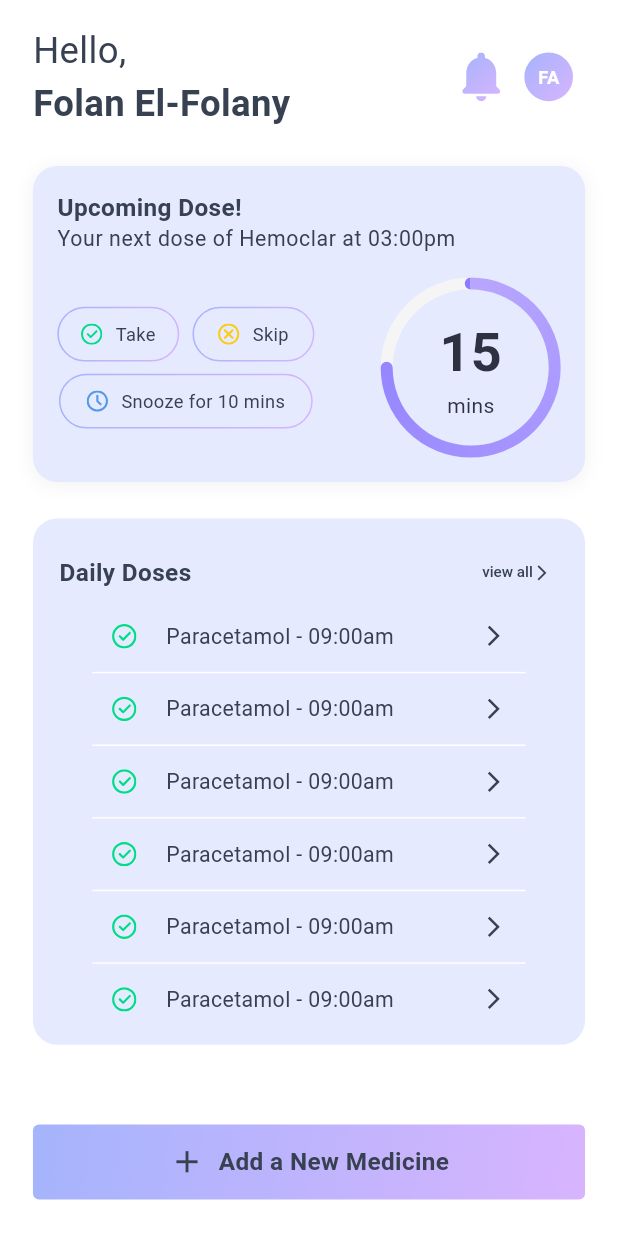
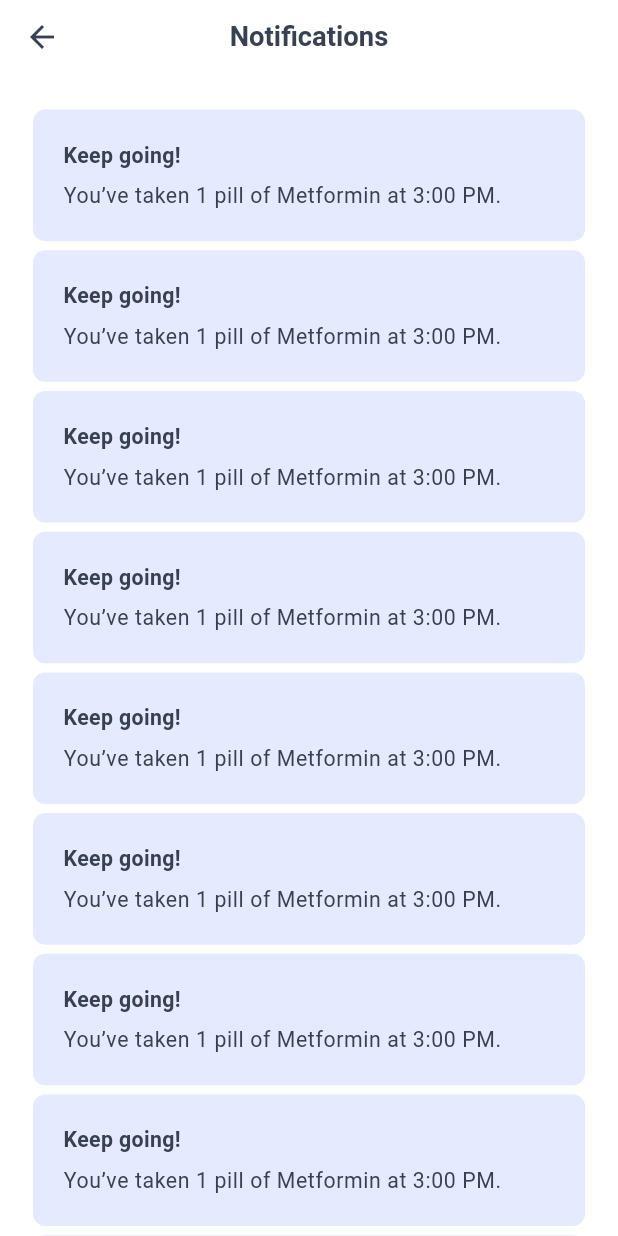
Before and after one commit to ahmed-tarek-salem/ovida, a Flutter app: the screen it shows after launch, after a tap on an icon or button, on a phone screen of 412 x 824 dp. Run offline on Flutter 3.47's test engine with Material 3 defaults, Android fonts, the phone set to English and light mode, and no system bars; our stand-ins replace auto_route, bloc, dio, equatable, flutter_bloc, flutter_form_builder and 9 more; accounts and stored records are empty; Roboto replaces fonts that are missing (ReadexPro).

Commit message:
feat: Add profile and notifications screen

```diff
--- a/lib/src/core/constants/app_colors.dart
+++ b/lib/src/core/constants/app_colors.dart
@@ -21,5 +21,4 @@ abstract class AppColors {
   static final blueLink = HexColor('#5498EB');
   static final error = HexColor('#EF0000');
   static final lightGrey = HexColor('#C4C4C4');
-  static final lightBlue = HexColor('#E5EAFF');
 }
--- a/lib/src/core/constants/app_images.dart
+++ b/lib/src/core/constants/app_images.dart
@@ -1,6 +1,7 @@
 class AppImages {
   static const String _path = 'assets/images/';
   static const String logo = '${_path}logo.png';
+  static const String fullLogo = '${_path}full_logo.png';
   static const String google = '${_path}google.png';
 
   static const String dummyNetwork =
--- a/lib/src/core/constants/app_theme.dart
+++ b/lib/src/core/constants/app_theme.dart
@@ -31,11 +31,14 @@ ThemeData createTheme() {
         elevation: 0,
         toolbarHeight: 48.h,
         actionsIconTheme: const IconThemeData(color: Colors.white),
-        iconTheme: const IconThemeData(color: Colors.white),
+        iconTheme: IconThemeData(color: AppColors.primary),
         centerTitle: true,
-        titleTextStyle: const TextStyle(color: Colors.white, fontSize: 18),
+        titleTextStyle: TextStyle(
+            color: AppColors.primary,
+            fontSize: 18.sp,
+            fontWeight: FontWeight.w700),
         surfaceTintColor: AppColors.primary,
-        backgroundColor: AppColors.primary),
+        backgroundColor: Colors.transparent),
     dividerColor: Colors.black.withOpacity(0.05),
     dividerTheme: DividerThemeData(
       color: HexColor('#E6E6E6'),
--- a/lib/src/features/home/presentation/containers/home_header_container.dart
+++ b/lib/src/features/home/presentation/containers/home_header_container.dart
@@ -1,7 +1,7 @@
 part of 'package:ovida/src/features/home/presentation/screens/home_screen.dart';
 
 class _HomeHeaderContainer extends StatelessWidget {
-  const _HomeHeaderContainer({super.key});
+  const _HomeHeaderContainer();
 
   @override
   Widget build(BuildContext context) {
@@ -30,14 +30,22 @@ class _HomeHeaderContainer extends StatelessWidget {
         ),
         const Spacer(),
         IconButton(
-          onPressed: () {},
+          onPressed: () {
+            Navigator.push(context, MaterialPageRoute(builder: (context) {
+              return const NotificationsScreen();
+            }));
+          },
           icon: SvgPicture.asset(
             AppIcons.notifications,
             height: 32.r,
           ),
         ),
         IconButton(
-          onPressed: () {},
+          onPressed: () {
+            Navigator.push(context, MaterialPageRoute(builder: (context) {
+              return const ProfileScreen();
+            }));
+          },
           icon: Container(
             width: 32.r,
             height: 32.r,
--- /dev/null
+++ b/lib/src/features/notifications/presentation/cubit/notifications_cubit.dart
@@ -0,0 +1,8 @@
+import 'package:bloc/bloc.dart';
+import 'package:equatable/equatable.dart';
+
+part 'notifications_state.dart';
+
+class NotificationsCubit extends Cubit<NotificationsState> {
+  NotificationsCubit() : super(NotificationsInitial());
+}
--- /dev/null
+++ b/lib/src/features/notifications/presentation/screens/notifications_screen.dart
@@ -0,0 +1,48 @@
+import 'package:flutter/material.dart';
+import 'package:flutter_screenutil/flutter_screenutil.dart';
+import 'package:ovida/src/core/constants/app_colors.dart';
+import 'package:ovida/src/core/constants/app_constants.dart';
+
+class NotificationsScreen extends StatelessWidget {
+  const NotificationsScreen({super.key});
+
+  @override
+  Widget build(BuildContext context) {
+    return Scaffold(
+      appBar: AppBar(
+        title: const Text('Notifications'),
+      ),
+      body: ListView.separated(
+        separatorBuilder: (context, index) => SizedBox(height: 6.h),
+        itemCount: 10,
+        padding: EdgeInsets.symmetric(
+            horizontal: AppConstants.horizontalPadding, vertical: 24.h),
+        itemBuilder: (context, index) {
+          return Container(
+              padding: EdgeInsets.all(20.sp),
+              decoration: BoxDecoration(
+                color: AppColors.sectionsBackground,
+                borderRadius: BorderRadius.circular(8.sp),
+              ),
+              child: Column(
+                crossAxisAlignment: CrossAxisAlignment.start,
+                children: [
+                  Text(
+                    "Keep going!",
+                    style: TextStyle(
+                      fontSize: 14.sp,
+                      fontWeight: FontWeight.w700,
+                    ),
+                  ),
+                  SizedBox(height: 8.h),
+                  Text(
+                    "You’ve taken 1 pill of Metformin at 3:00 PM.",
+                    style: Theme.of(context).textTheme.bodySmall,
+                  ),
+                ],
+              ));
+        },
+      ),
+    );
+  }
+}
```
Also changed, not shown: lib/src/features/daily_doses/presentation/screens/daily_doses_screen.dart (+2 -10 lines), lib/src/features/home/presentation/screens/home_screen.dart (+3 -4 lines), lib/src/features/notifications/presentation/cubit/notifications_state.dart (added, +10 -0 lines), lib/src/features/profile/presentation/cubit/profile_cubit.dart (added, +8 -0 lines), lib/src/features/profile/presentation/cubit/profile_state.dart (added, +10 -0 lines), lib/src/features/profile/presentation/screens/profile_screen.dart (added, +97 -0 lines), assets/images/full_logo.png (added).
